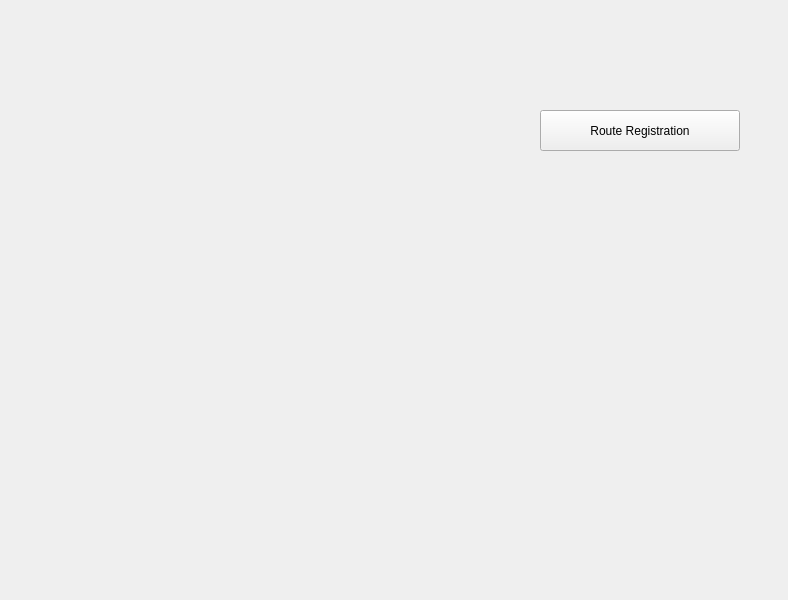
This is VisionVoyagerGUI/adminmodewindow.ui in IuliaKovacs/VisionVoyager---DiplomaProject as Qt 5 draws it before an edit. The edited form follows.
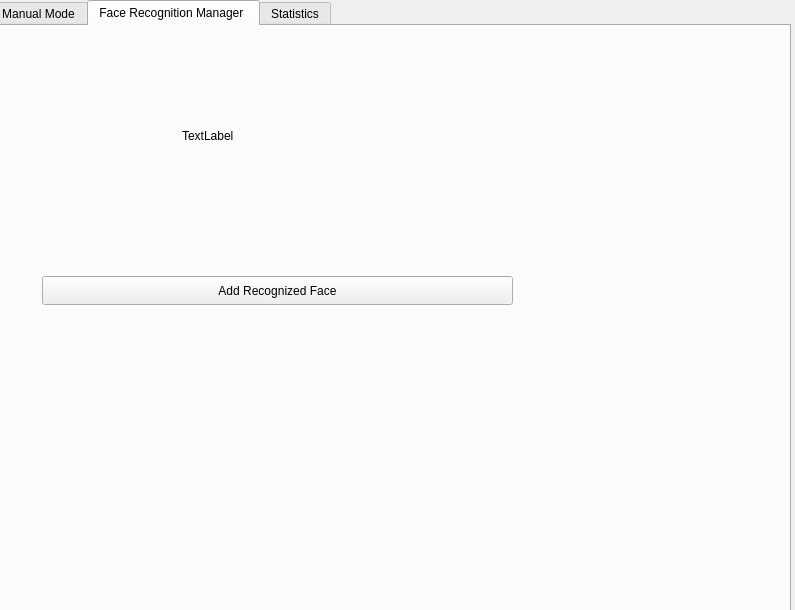
This is the edited form.

Commit message: Graphic UI basic structure update

```diff
--- a/VisionVoyagerGUI/adminmodewindow.ui
+++ b/VisionVoyagerGUI/adminmodewindow.ui
@@ -6,8 +6,8 @@
    <rect>
     <x>0</x>
     <y>0</y>
-    <width>788</width>
-    <height>600</height>
+    <width>795</width>
+    <height>610</height>
    </rect>
   </property>
   <property name="windowTitle">
@@ -17,13 +17,29 @@
    <string notr="true"/>
   </property>
   <widget class="QWidget" name="main_window">
+   <widget class="QTabWidget" name="tabWidget">
+    <property name="geometry">
+     <rect>
+      <x>-10</x>
+      <y>0</y>
+      <width>801</width>
+      <height>621</height>
+     </rect>
+    </property>
+    <property name="currentIndex">
+     <number>1</number>
+    </property>
+    <widget class="QWidget" name="tab">
+     <attribute name="title">
+      <string>Manual Mode</string>
+     </attribute>
    <widget class="QWidget" name="horizontalLayoutWidget">
     <property name="geometry">
      <rect>
-      <x>70</x>
-      <y>110</y>
-      <width>400</width>
-      <height>200</height>
+        <x>50</x>
+        <y>100</y>
+        <width>301</width>
+        <height>121</height>
      </rect>
     </property>
     <layout class="QHBoxLayout" name="layout_2"/>
@@ -31,9 +47,9 @@
    <widget class="QPushButton" name="routeRegistrationButton">
     <property name="geometry">
      <rect>
-      <x>540</x>
-      <y>110</y>
-      <width>200</width>
+        <x>490</x>
+        <y>100</y>
+        <width>151</width>
       <height>41</height>
      </rect>
     </property>
@@ -46,6 +62,54 @@
     <property name="text">
      <string>Route Registration</string>
     </property>
+     </widget>
+     <widget class="QLineEdit" name="lineEdit">
+      <property name="geometry">
+       <rect>
+        <x>490</x>
+        <y>180</y>
+        <width>151</width>
+        <height>31</height>
+       </rect>
+      </property>
+     </widget>
+    </widget>
+    <widget class="QWidget" name="tab_2">
+     <attribute name="title">
+      <string>Face Recognition Manager </string>
+     </attribute>
+     <widget class="QPushButton" name="pushButton">
+      <property name="geometry">
+       <rect>
+        <x>50</x>
+        <y>250</y>
+        <width>471</width>
+        <height>29</height>
+       </rect>
+      </property>
+      <property name="text">
+       <string>Add Recognized Face</string>
+      </property>
+     </widget>
+     <widget class="QLabel" name="label">
+      <property name="geometry">
+       <rect>
+        <x>190</x>
+        <y>100</y>
+        <width>63</width>
+        <height>20</height>
+       </rect>
+      </property>
+      <property name="text">
+       <string>TextLabel</string>
+      </property>
+     </widget>
+    </widget>
+    <widget class="QWidget" name="tab_3">
+     <attribute name="title">
+      <string>Statistics</string>
+     </attribute>
+    </widget>
    </widget>
   </widget>
  </widget>
```
Lines whose indentation alone changed are shown as unchanged. The commit also changes 4 other files.
